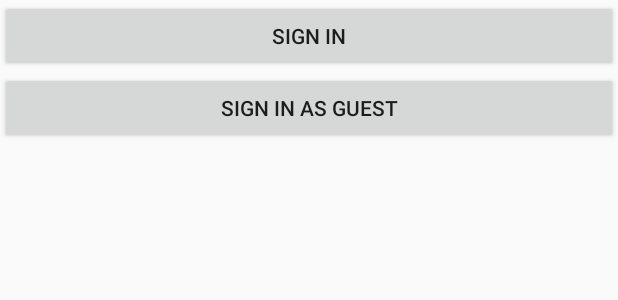
After one commit to JJEV2340/CS_2340_RatProject, an Android app: the layout activity_welcome.xml on its own in the app's theme, with its tools: preview values and no code run, on a phone screen of 412 x 824 dp. The commit adds this screen. Shown: the top 300 px of the screen. Run offline under Robolectric (Android 15) with nearby library versions, the phone set to English and light mode, and no system bars.

Commit message:
add welcome screen and logged in activity

```diff
--- a/app/build.gradle
+++ b/app/build.gradle
@@ -24,6 +24,7 @@ dependencies {
     androidTestCompile('com.android.support.test.espresso:espresso-core:2.2.2', {
         exclude group: 'com.android.support', module: 'support-annotations'
     })
+
     compile 'com.android.support:appcompat-v7:26.0.1'
     compile 'com.android.support.constraint:constraint-layout:1.0.2'
     compile 'com.android.support:design:26.0.0-alpha1'
@@ -31,7 +32,6 @@ dependencies {
     compile 'com.google.firebase:firebase-database:11.0.4'
     compile 'com.google.firebase:firebase-auth:11.0.4'
     compile 'com.firebaseui:firebase-ui-auth:2.3.0'
-    compile 'com.android.support.constraint:constraint-layout:1.0.2'
     testCompile 'junit:junit:4.12'
 }
 
--- /dev/null
+++ b/app/src/main/res/layout/activity_welcome.xml
@@ -0,0 +1,18 @@
+<?xml version="1.0" encoding="utf-8"?>
+<LinearLayout
+    xmlns:android="http://schemas.android.com/apk/res/android"
+    xmlns:tools="http://schemas.android.com/tools"
+    android:layout_width="match_parent"
+    android:layout_height="wrap_content"
+    tools:context="org.lulz.jrat.view.WelcomeActivity" android:orientation="vertical">
+
+    <Button
+        android:text="@string/action_sign_in"
+        android:layout_height="wrap_content" android:id="@+id/button_sign_in" android:layout_width="match_parent"
+        android:onClick="onSignInPressed"/>
+    <Button
+        android:text="@string/action_sign_in_guest"
+        android:layout_width="match_parent"
+        android:layout_height="wrap_content" android:id="@+id/button_sign_in_guest"
+        android:onClick="onSignInGuestPressed"/>
+</LinearLayout>
--- a/app/src/main/res/values/dimens.xml
+++ b/app/src/main/res/values/dimens.xml
@@ -2,4 +2,5 @@
     <!-- Default screen margins, per the Android Design guidelines. -->
     <dimen name="activity_horizontal_margin">16dp</dimen>
     <dimen name="activity_vertical_margin">16dp</dimen>
+    <dimen name="fab_margin">16dp</dimen>
 </resources>
--- a/app/src/main/res/values/styles.xml
+++ b/app/src/main/res/values/styles.xml
@@ -8,4 +8,15 @@
         <item name="colorAccent">@color/colorAccent</item>
     </style>
 
+    <style name="AppTheme.NoActionBar">
+        <item name="windowActionBar">false</item>
+        <item name="windowNoTitle">true</item>
+    </style>
+
+    <style name="AppTheme.NoActionBar.Fullscreen">
+        <item name="android:windowFullscreen">true</item>
+    </style>
+    <style name="AppTheme.AppBarOverlay" parent="ThemeOverlay.AppCompat.Dark.ActionBar"/>
+    <style name="AppTheme.PopupOverlay" parent="ThemeOverlay.AppCompat.Light"/>
+
 </resources>
```
Also changed, not shown: app/src/main/AndroidManifest.xml (+8 -2 lines), app/src/main/java/org/lulz/jrat/view/LoginActivity.java (deleted, +0 -62 lines), app/src/main/java/org/lulz/jrat/view/MainActivity.java (added, +53 -0 lines), app/src/main/java/org/lulz/jrat/view/WelcomeActivity.java (added, +92 -0 lines), app/src/main/res/layout/activity_login.xml (deleted, +0 -25 lines), app/src/main/res/layout/activity_main.xml (added, +34 -0 lines), app/src/main/res/layout/content_main.xml (added, +38 -0 lines), app/src/main/res/values/strings.xml (+8 -17 lines).
